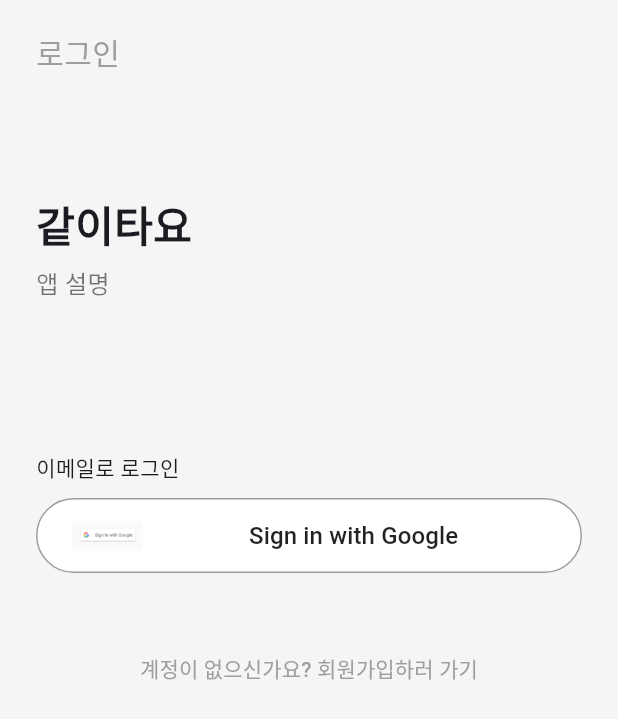
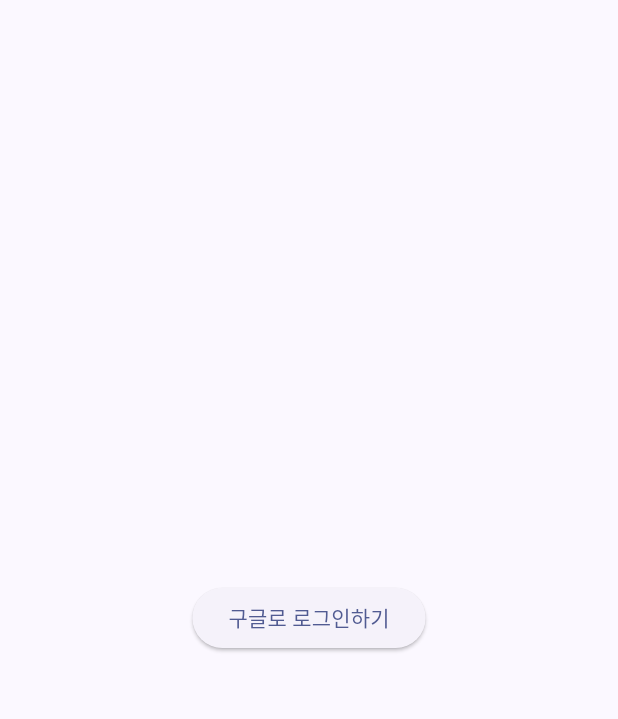
Before and after one commit to pknu-wap/2025_1_app2_FE, a Flutter app: the screen it shows after launch, on a phone screen of 412 x 824 dp. Shown: the top 719 px of the screen. Run offline on Flutter 3.47's test engine with Material 3 defaults, Android fonts, the phone set to English and light mode, and no system bars; our stand-ins replace flutter_dotenv, google_sign_in, webview_flutter; accounts and stored records are empty; Roboto replaces fonts that are missing (Pretendard).

Commit message:
feat(auth): 구글 로그인 및 회원가입 기능 구현 완료
- Google Sign-In 연동 및 idToken, accessToken 발급 처리
- 백엔드 로그인/회원가입 API 연동
- 회원가입 후 DestinationSelectScreen으로 라우팅
- provider를 통한 Auth 상태관리 구현
- 에러 및 예외 케이스 Snackbar 처리 포함

```diff
--- a/app2_client/lib/app.dart
+++ b/app2_client/lib/app.dart
@@ -1,12 +1,16 @@
 import 'package:flutter/material.dart';
-import 'screens/login_screen.dart'; // 로그인 화면 import
+import 'package:provider/provider.dart';
+import 'screens/login_screen.dart';
+import 'providers/auth_provider.dart';
 
 class MyApp extends StatelessWidget {
   const MyApp({super.key});
 
   @override
   Widget build(BuildContext context) {
-    return MaterialApp(
+    return ChangeNotifierProvider(
+      create: (_) => AuthProvider(),
+      child: MaterialApp(
         title: '같이타요',
         debugShowCheckedModeBanner: false,
         theme: ThemeData(
@@ -14,7 +18,8 @@
           colorScheme: ColorScheme.fromSeed(seedColor: Colors.indigo),
           useMaterial3: true,
         ),
-      home: const LoginScreen(), // 로그인 화면으로 시작
+        home: LoginScreen(),
+      ),
     );
   }
 }
--- a/app2_client/lib/constants/api_constants.dart
+++ b/app2_client/lib/constants/api_constants.dart
@@ -4,18 +4,14 @@
   static String get baseUrl =>
       dotenv.env['BACKEND_BASE_URL'] ?? 'https://fallback-url.com';
 
-  static final kakaoRestKey =
-      dotenv.env['KAKAO_REST_KEY'] ?? '';
-
-  static final kakaoJsKey =
-      dotenv.env['KAKAO_JS_KEY'] ?? '';
+  static final kakaoRestKey = dotenv.env['KAKAO_REST_KEY'] ?? '';
+  static final kakaoJsKey = dotenv.env['KAKAO_JS_KEY'] ?? '';
 
   static const String kakaoSearchUrl =
       'https://dapi.kakao.com/v2/local/search/address.json';
 
-  // 기존 엔드포인트들은 그대로
-  static const String loginEndpoint   = "/api/oauth/login";
-  static const String signupEndpoint  = "/api/oauth/user";
-  static const String partyEndpoint   = "/api/party";
-  static const String partySearch     = "/api/party";
+  static const String loginEndpoint = '/api/oauth/login';
+  static const String signupEndpoint = '/api/oauth/register';
+  static const String partyEndpoint = '/api/party';
+  static const String partySearch = '/api/party';
 }
--- a/app2_client/lib/models/user_model.dart
+++ b/app2_client/lib/models/user_model.dart
@@ -1,31 +1,14 @@
+// lib/models/user_model.dart
 class UserModel {
   final String email;
   final String name;
-  final bool isRegistered;
-  final String token;
-  final String phone;
-  final int age;
-  final String gender; // 추가: 성별
+  final String idToken;
+  final String accessToken;
 
   UserModel({
     required this.email,
-    required this.isRegistered,
-    required this.token,
     required this.name,
-    required this.phone,
-    required this.age,
-    required this.gender,
+    required this.idToken,
+    required this.accessToken,
   });
-
-  factory UserModel.fromJson(Map<String, dynamic> json) {
-    return UserModel(
-      email: json['email'] as String,
-      isRegistered: json['isRegistered'] as bool,
-      token: json['token'] as String,
-      name: json['name'] as String,
-      phone: json['phone'] as String,
-      age: json['age'] as int,
-      gender: json['gender'] as String,
-    );
-  }
 }
--- a/app2_client/lib/screens/login_screen.dart
+++ b/app2_client/lib/screens/login_screen.dart
@@ -1,60 +1,45 @@
+// lib/screens/login_screen.dart
 import 'package:flutter/material.dart';
-import 'package:app2_client/widgets/google_login_button.dart';
+import 'package:provider/provider.dart';
+import 'package:app2_client/providers/auth_provider.dart';
 import 'package:app2_client/screens/signup_screen.dart';
 import 'package:app2_client/screens/destination_select_screen.dart';
 
 class LoginScreen extends StatelessWidget {
-  const LoginScreen({super.key});
-
   @override
   Widget build(BuildContext context) {
+    final auth = context.read<AuthProvider>();
+
     return Scaffold(
-      backgroundColor: Colors.grey[100],
-      body: SafeArea(
-        child: Padding(
-          padding: const EdgeInsets.symmetric(horizontal: 24.0),
-          child: Column(
-            crossAxisAlignment: CrossAxisAlignment.start,
-            children: [
-              const SizedBox(height: 20),
-              const Text('로그인', style: TextStyle(fontSize: 20, color: Colors.grey)),
-              const SizedBox(height: 80),
-              const Text('같이타요', style: TextStyle(fontSize: 28, fontWeight: FontWeight.bold)),
-              const SizedBox(height: 8),
-              const Text('앱 설명', style: TextStyle(fontSize: 16, color: Colors.black54)),
-              const SizedBox(height: 100),
-              const Text('이메일로 로그인', style: TextStyle(fontSize: 14)),
-              const SizedBox(height: 10),
-
-              // 수정된 GoogleLoginButton: 콜백 전달
-              GoogleLoginButton(
-                onLoginSuccess: () {
-                  Navigator.pushReplacement(
-                    context,
-                    MaterialPageRoute(
-                      builder: (context) => const DestinationSelectScreen(),
-                    ),
-                  );
-                },
-              ),
-
-              const SizedBox(height: 40),
-              Center(
-                child: TextButton(
-                  onPressed: () {
-                    Navigator.push(
-                      context,
-                      MaterialPageRoute(builder: (context) => const SignupScreen()),
-                    );
-                  },
-                  child: const Text(
-                    '계정이 없으신가요? 회원가입하러 가기',
-                    style: TextStyle(color: Colors.grey),
+      body: Center(
+        child: ElevatedButton(
+          child: Text('구글로 로그인하기'),
+          onPressed: () async {
+            final result = await auth.login();
+            if (result == 'SUCCESS') {
+              Navigator.pushReplacement(
+                context,
+                MaterialPageRoute(builder: (_) => DestinationSelectScreen()),
+              );
+            } else if (result == 'MEMBER_NOT_FOUND') {
+              final u = auth.user!;
+              Navigator.pushReplacement(
+                context,
+                MaterialPageRoute(
+                  builder: (_) => SignupScreen(
+                    idToken: u.idToken,
+                    accessToken: u.accessToken,
+                    name: u.name,
+                    email: u.email,
                   ),
                 ),
-              ),
-            ],
-          ),
+              );
+            } else {
+              ScaffoldMessenger.of(context).showSnackBar(
+                SnackBar(content: Text('로그인 실패: $result')),
+              );
+            }
+          },
         ),
       ),
     );
--- a/app2_client/lib/widgets/google_login_button.dart
+++ /dev/null
@@ -1,60 +0,0 @@
-import 'package:flutter/material.dart';
-import 'package:app2_client/models/user_model.dart';
-import 'package:app2_client/services/auth_service.dart';
-
-class GoogleLoginButton extends StatelessWidget {
-  final VoidCallback onLoginSuccess; // 콜백 추가
-
-  const GoogleLoginButton({super.key, required this.onLoginSuccess}); // 생성자에 추가
-
-  @override
-  Widget build(BuildContext context) {
-    return SizedBox(
-      height: 50,
-      width: double.infinity,
-      child: OutlinedButton(
-        onPressed: () async {
-          // UserModel을 받아오기
-          final UserModel? user = await AuthService().loginWithGoogle();
-
-          final message = user != null ? "로그인 성공!" : "로그인 실패";
-          ScaffoldMessenger.of(context).showSnackBar(
-            SnackBar(content: Text(message)),
-          );
-
-          // 로그인 성공 시 콜백 실행
-          if (user != null) {
-            onLoginSuccess(); // LoginScreen에서 정의한 화면 전환 함수 실행
-          }
-        },
-        style: OutlinedButton.styleFrom(
-          shape: RoundedRectangleBorder(
-            borderRadius: BorderRadius.circular(30),
-          ),
-          side: const BorderSide(color: Colors.grey),
-          backgroundColor: Colors.white,
-        ),
-        child: Row(
-          mainAxisAlignment: MainAxisAlignment.center,
-          children: [
-            Image.asset(
-              'assets/google_logo.png',
-              height: 20,
-              errorBuilder: (context, error, stackTrace) => const SizedBox(),
-            ),
-            const SizedBox(width: 12),
-            const Expanded(
-              child: Text(
-                'Sign in with Google',
-                style: TextStyle(fontSize: 16, color: Colors.black87),
-                overflow: TextOverflow.ellipsis,
-                maxLines: 1,
-                textAlign: TextAlign.center,
-              ),
-            ),
-          ],
-        ),
-      ),
-    );
-  }
-}
--- a/app2_client/pubspec.yaml
+++ b/app2_client/pubspec.yaml
@@ -31,6 +31,10 @@
   flutter:
     sdk: flutter
   flutter_dotenv: ^5.0.2
+  intl: ^0.17.0
+
+  geolocator: ^9.0.2
+  geocoding: ^2.0.4
 
   # The following adds the Cupertino Icons font to your application.
   # Use with the CupertinoIcons class for iOS style icons.
```
Also changed, not shown: app2_client/lib/main.dart (+10 -2 lines), app2_client/lib/providers/auth_provider.dart (+52 -18 lines), app2_client/lib/screens/signup_screen.dart (+51 -51 lines), app2_client/lib/services/auth_service.dart (+97 -35 lines), app2_client/pubspec.lock, 7 other files. Lines whose indentation alone changed are shown as unchanged.
